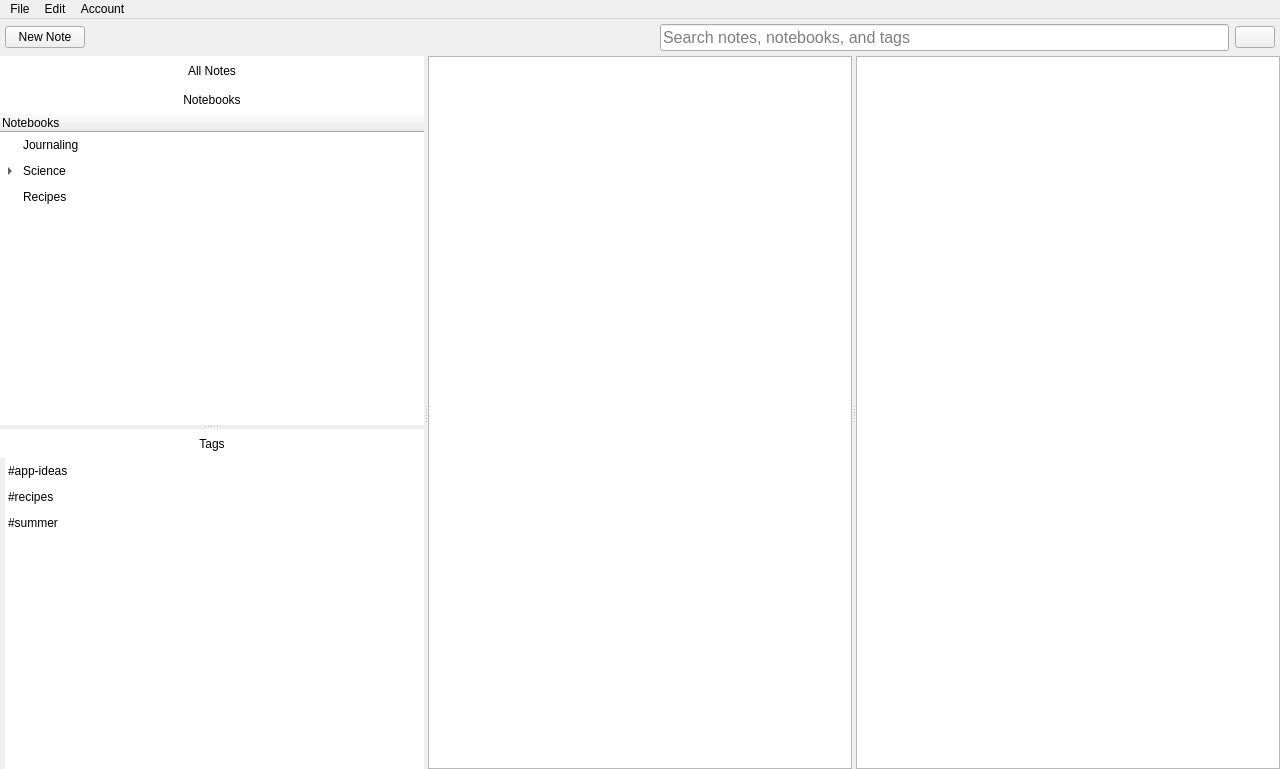
Qt form mainwindow.ui (Open-App-Library/Vibrato-Notes-Desktop) before a commit.
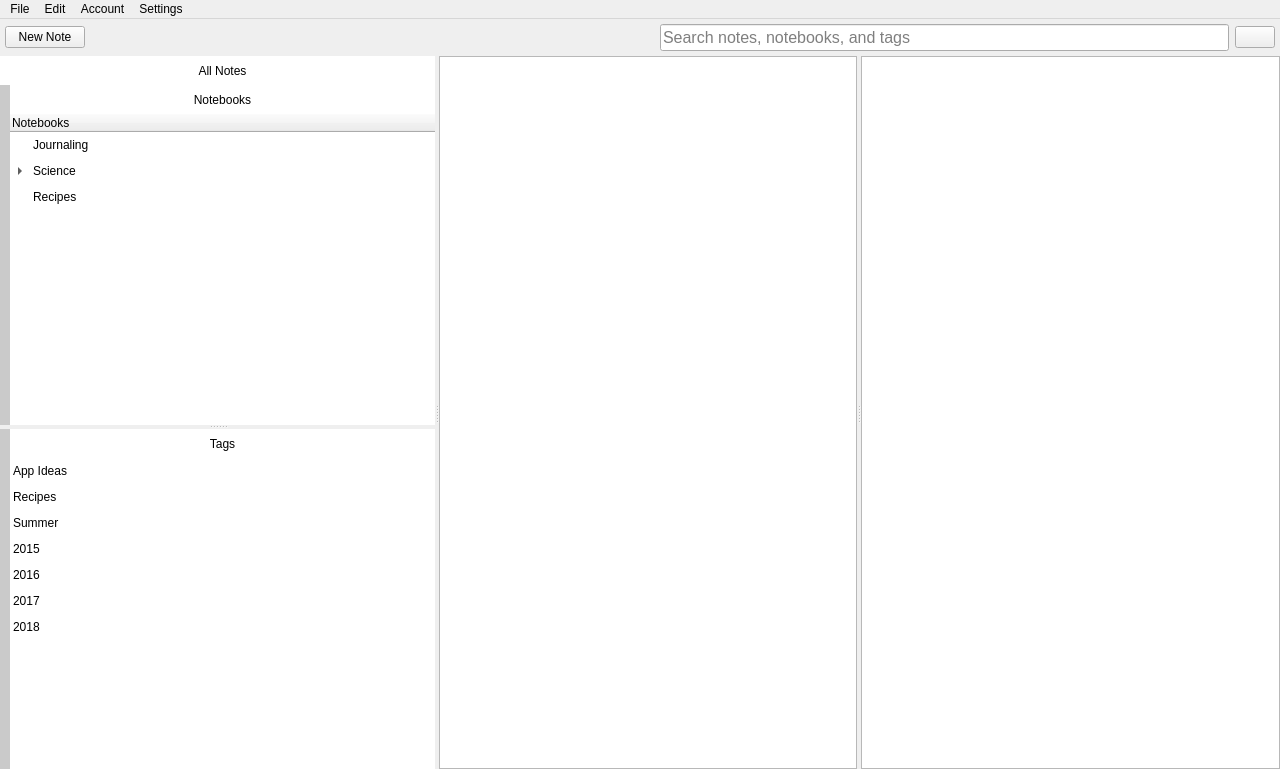
The same form after that commit. Icons and pictures are not drawn.

Diff of the .ui file:
```diff
--- a/mainwindow.ui
+++ b/mainwindow.ui
@@ -183,11 +183,13 @@
 }
 QToolButton {
 	border: 0;
-	padding: 6px;
-	transition: 100ms ease-in;
+	padding: 6 0;
 }
 QToolButton:hover {
 	background-color: #6D6D6D;
+}
+#notebookFrame, #tagFrame {
+	border-left: 10px solid palette(midlight) !important;
 }</string>
           </property>
           <layout class="QVBoxLayout" name="sidebar">
@@ -254,7 +256,7 @@
                  <cursorShape>ArrowCursor</cursorShape>
                 </property>
                 <property name="styleSheet">
-                 <string notr="true"/>
+                 <string notr="true">padding-left: 10px;</string>
                 </property>
                 <property name="text">
                  <string>All Notes</string>
@@ -280,6 +282,9 @@
               <enum>Qt::Vertical</enum>
              </property>
              <widget class="QFrame" name="notebookFrame">
+              <property name="styleSheet">
+               <string notr="true"/>
+              </property>
               <property name="frameShape">
                <enum>QFrame::StyledPanel</enum>
               </property>
@@ -439,22 +444,41 @@
 }
 QListWidget {
 	border: 0px !important;
-	margin-left: 5px;
 }</string>
                  </property>
                  <item>
                   <property name="text">
-                   <string>#app-ideas</string>
+                   <string>App Ideas</string>
                   </property>
                  </item>
                  <item>
                   <property name="text">
-                   <string>#recipes</string>
+                   <string>Recipes</string>
                   </property>
                  </item>
                  <item>
                   <property name="text">
-                   <string>#summer</string>
+                   <string>Summer</string>
+                  </property>
+                 </item>
+                 <item>
+                  <property name="text">
+                   <string>2015</string>
+                  </property>
+                 </item>
+                 <item>
+                  <property name="text">
+                   <string>2016</string>
+                  </property>
+                 </item>
+                 <item>
+                  <property name="text">
+                   <string>2017</string>
+                  </property>
+                 </item>
+                 <item>
+                  <property name="text">
+                   <string>2018</string>
                   </property>
                  </item>
                 </widget>
@@ -564,9 +588,24 @@
     <addaction name="actionLog_in"/>
     <addaction name="actionSyncronise"/>
    </widget>
+   <widget class="QMenu" name="menuSettings">
+    <property name="title">
+     <string>Settings</string>
+    </property>
+    <widget class="QMenu" name="menuTheme">
+     <property name="title">
+      <string>Theme</string>
+     </property>
+     <addaction name="actionDefault"/>
+     <addaction name="actionBreeze_Dark"/>
+    </widget>
+    <addaction name="actionGeneral"/>
+    <addaction name="menuTheme"/>
+   </widget>
    <addaction name="menuFile"/>
    <addaction name="menuEdit"/>
    <addaction name="menuAccount"/>
+   <addaction name="menuSettings"/>
   </widget>
   <action name="actionImport_Notes">
    <property name="text">
```
Left out of the diff: 33 changed lines with no effect on the pictures.
